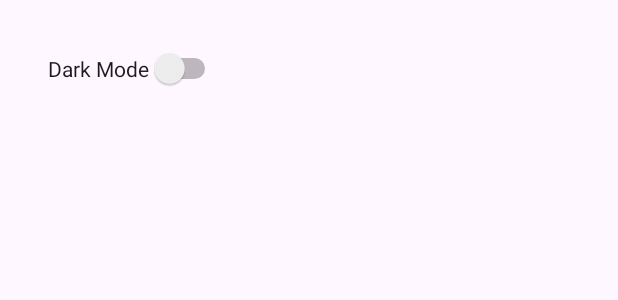
After one commit to varunvaliveti/WakeBuddy, an Android app: the layout fragment_settings.xml on its own in the app's theme, with its tools: preview values and no code run, on a phone screen of 412 x 824 dp. The commit adds this screen. Shown: the top 300 px of the screen. Run offline under Robolectric (Android 15) with nearby library versions, the phone set to English and light mode, and no system bars.

Commit message:
Adding dark mode settings

```diff
--- a/app/build.gradle.kts
+++ b/app/build.gradle.kts
@@ -47,4 +47,5 @@ dependencies {
     implementation(libs.gson)
     implementation(libs.core.splashscreen)
     implementation("com.journeyapps:zxing-android-embedded:4.3.0")
+    implementation ("com.google.code.gson:gson:2.10.1")
 }
--- a/app/src/main/res/layout/fragment_main.xml
+++ b/app/src/main/res/layout/fragment_main.xml
@@ -71,7 +71,6 @@
         android:layout_marginTop="16dp"
         app:layout_constraintTop_toTopOf="parent"
         app:layout_constraintStart_toStartOf="parent"
-        app:layout_constraintEnd_toEndOf="parent"
-    />
+        app:layout_constraintEnd_toEndOf="parent" />
 
 </androidx.constraintlayout.widget.ConstraintLayout>
--- /dev/null
+++ b/app/src/main/res/layout/fragment_settings.xml
@@ -0,0 +1,19 @@
+<?xml version="1.0" encoding="utf-8"?>
+<androidx.constraintlayout.widget.ConstraintLayout xmlns:android="http://schemas.android.com/apk/res/android"
+    xmlns:app="http://schemas.android.com/apk/res-auto"
+    xmlns:tools="http://schemas.android.com/tools"
+    android:layout_width="match_parent"
+    android:layout_height="match_parent"
+    tools:context=".SettingsFragment">
+
+    <Switch
+        android:id="@+id/darkModeSwitch"
+        android:layout_width="wrap_content"
+        android:layout_height="wrap_content"
+        android:text="Dark Mode"
+        android:layout_marginTop="32dp"
+        android:layout_marginStart="32dp"
+        app:layout_constraintTop_toTopOf="parent"
+        app:layout_constraintStart_toStartOf="parent"/>
+
+</androidx.constraintlayout.widget.ConstraintLayout>
```
Also changed, not shown: app/src/main/java/edu/sjsu/android/wakebuddy/MainActivity.java (+14 -0 lines), app/src/main/java/edu/sjsu/android/wakebuddy/MainFragment.java (+1 -8 lines), app/src/main/java/edu/sjsu/android/wakebuddy/SettingsFragment.java (added, +47 -0 lines), app/src/main/res/navigation/nav.xml (+8 -0 lines).
